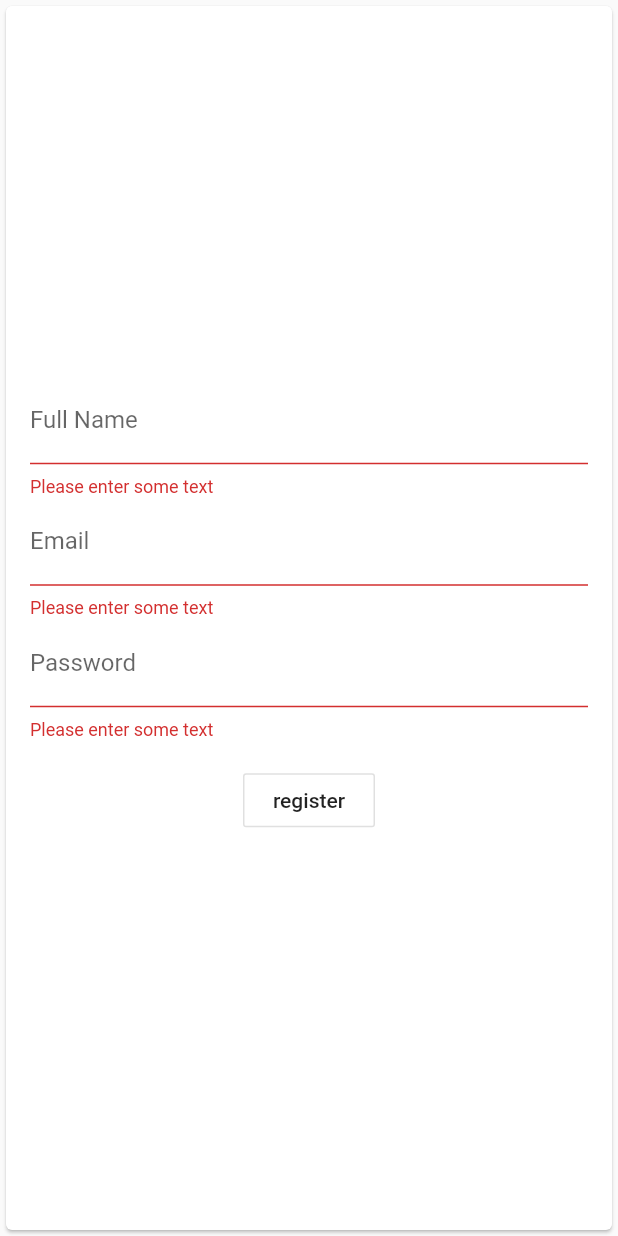
After one commit to AndreaVentura97/Design-and-Implementation-of-Mobile-Application, a Flutter app: the Register screen opened directly, after a tap on "register", on a phone screen of 412 x 824 dp. The commit adds this screen. Run offline on Flutter 3.47's test engine with Material 2 defaults, Android fonts, the phone set to English and light mode, and no system bars; our stand-ins replace firebase_auth, firebase_core, flutter_countdown_timer, google_maps_flutter, google_sign_in, location; missing offline and left inert: flutter_facebook_login, mongo_dart, sevr; accounts and stored records are empty.

Commit message:
Registration and Login with Email plus favourite stations

```diff
--- a/flutter_app/lib/src/displayMenuStation.dart
+++ b/flutter_app/lib/src/displayMenuStation.dart
@@ -2,6 +2,8 @@ import 'package:flutter/material.dart';
 import 'service.dart';
 import 'checkLogin.dart';
 import 'messages.dart';
+import 'userService.dart';
+import 'checkLogin.dart';
 
 class MenuStation extends StatefulWidget {
   var profile;
@@ -69,6 +71,12 @@ class _MenuStationState extends State<MenuStation> {
                           Messages(station: widget.name)),);
                     },
                   ),
+                  OutlineButton(
+                    child: Text("Add to my stations"),
+                    onPressed: () {
+                      addMyStations(getEmail(), widget.name);
+                    },
+                  ),
                 ]
             )
         ),
--- a/flutter_app/lib/src/login.dart
+++ b/flutter_app/lib/src/login.dart
@@ -6,6 +6,9 @@ import 'profile.dart';
 import 'package:google_sign_in/google_sign_in.dart';
 import 'checkLogin.dart';
 
+import 'register.dart';
+import 'signIn.dart';
+import 'userService.dart';
 
 
 
@@ -37,7 +40,7 @@ class _LoginState extends State<Login> {
           userProfile = profile;
           _isLoggedInF = true;
         });
-
+        insertUser(profile['email'], profile['name']);
         Navigator.push(context, MaterialPageRoute(builder:(context)=>
         Profile()));
 
@@ -60,6 +63,7 @@ class _LoginState extends State<Login> {
         _isLoggedInG = true;
       });
       setCheckG(_googleSignIn);
+      insertUser(_googleSignIn.currentUser.email, _googleSignIn.currentUser.displayName);
       Navigator.push(context, MaterialPageRoute(builder:(context)=>
     Profile()),);
 
@@ -108,6 +112,20 @@ class _LoginState extends State<Login> {
                       _loginWithGoogle();
                     },
                   ),
+                  OutlineButton(
+                    child: Text("Login with Email"),
+                    onPressed: () {
+                      Navigator.push(context, MaterialPageRoute(builder:(context)=>
+                          SignIn()),);
+                    },
+                  ),
+                  OutlineButton(
+                    child: Text("Registration with Email"),
+                    onPressed: () {
+                      Navigator.push(context, MaterialPageRoute(builder:(context)=>
+                          Register()),);
+                    },
+                  ),
                 ]
 
             )
--- a/flutter_app/lib/src/messages.dart
+++ b/flutter_app/lib/src/messages.dart
@@ -1,11 +1,5 @@
 import 'package:flutter/material.dart';
 import 'service.dart';
-
-
-
-
-
-
 
 
 class Messages extends StatefulWidget {
--- /dev/null
+++ b/flutter_app/lib/src/myStations.dart
@@ -0,0 +1,39 @@
+import 'package:flutter/material.dart';
+
+
+class MyStations extends StatelessWidget {
+  List myStations = [];
+
+  MyStations({Key key, this.myStations}) : super(key: key);
+
+  Widget build(BuildContext context) {
+    return MaterialApp(
+
+        home: Scaffold(
+            appBar: AppBar(
+              title: Text("My Stations"),
+            ),
+            body: ListView.builder(
+              //shrinkWrap: true,
+              itemCount: myStations.length,
+              itemBuilder: (BuildContext context, int index) {
+                return ListTile(
+                  contentPadding: EdgeInsets.all(10.0),
+                  title: Text(myStations[index],
+                      style: TextStyle(
+                          fontSize: 20,
+                          fontWeight: FontWeight.w500,
+                          color: Colors.black)),
+
+                );
+              },
+            )
+
+
+
+        ));
+  }
+
+
+
+}
--- a/flutter_app/lib/src/profile.dart
+++ b/flutter_app/lib/src/profile.dart
@@ -7,10 +7,13 @@ import 'package:google_sign_in/google_sign_in.dart';
 import 'checkLogin.dart';
 import 'login.dart';
 import 'checkLogin.dart';
+import 'userService.dart';
+import 'myStations.dart';
+import 'package:flutter_countdown_timer/flutter_countdown_timer.dart' as Timer;
 
 class Profile<State> extends StatefulWidget {
   var profile;
-
+  var myStations;
 
 
   @override
@@ -29,11 +32,22 @@ class _ProfileState extends State<Profile> {
         photo = myProfile["picture"]["data"]["url"];
         email = myProfile["email"];
       }
-      if (getLoggedG()){
+      else if (getLoggedG()){
         name = myProfile.displayName;
         //photo = myProfile.photoUrl;
         email = myProfile.email;
       }
+      else if (getLoggedM()){
+      name = checkMemail.displayName;
+      email = checkMemail.email;
+      }
+
+    }));
+  }
+
+  void takeMyStations (){
+    retrieveMyStations(getEmail()).then((stations)=> setState((){
+      widget.myStations = stations;
     }));
   }
 
@@ -41,6 +55,7 @@ class _ProfileState extends State<Profile> {
   void initState() {
     super.initState();
     check();
+    takeMyStations();
   }
 
 
@@ -77,7 +92,7 @@ class _ProfileState extends State<Profile> {
             children: [
               Row(
                 children: [
-                  Image.network(photo, height: 150.0, width: 150.0,),
+                  //Image.network(photo, height: 150.0, width: 150.0,),
                   Column(
                     crossAxisAlignment: CrossAxisAlignment.start,
                     children: [
@@ -129,6 +144,12 @@ class _ProfileState extends State<Profile> {
                   Navigator.push(context, MaterialPageRoute(builder:(context)=> Map()));
                 },
               ),
+              OutlineButton(
+                child: Text("See my favourite stations"),
+                onPressed: () {
+                  Navigator.push(context, MaterialPageRoute(builder:(context)=> MyStations (myStations: widget.myStations)));
+                },
+              ),
             ]
 
               // crossAxisAlignment: CrossAxisAlignment.start,
--- /dev/null
+++ b/flutter_app/lib/src/register.dart
@@ -0,0 +1,116 @@
+
+import 'package:firebase_auth/firebase_auth.dart';
+import 'package:flutter/material.dart';
+import 'profile.dart';
+import 'checkLogin.dart';
+import 'userService.dart';
+
+class Register extends StatefulWidget {
+  @override
+  _RegisterState createState() => _RegisterState();
+}
+
+class _RegisterState extends State<Register> {
+  FirebaseAuth _auth = FirebaseAuth.instance;
+  final GlobalKey<FormState> _formKey = GlobalKey<FormState>();
+  final TextEditingController _displayName = TextEditingController();
+  final TextEditingController _emailController = TextEditingController();
+  final TextEditingController _passwordController = TextEditingController();
+
+  bool _isSuccess;
+  String _userEmail;
+  @override
+  void dispose() {
+    _emailController.dispose();
+    _passwordController.dispose();
+    super.dispose();
+  }
+
+  @override
+  Widget build(BuildContext context) {
+    return Scaffold(
+      body: Center(
+        child: Form(
+            key: _formKey,
+            child: Card(
+              child: Padding(
+                padding: EdgeInsets.all(16),
+                child: Column(
+                  crossAxisAlignment: CrossAxisAlignment.center,
+                  mainAxisAlignment: MainAxisAlignment.center,
+                  children: <Widget>[
+                    TextFormField(
+                      controller: _displayName,
+                      decoration: const InputDecoration(labelText: 'Full Name'),
+                      validator: (String value) {
+                        if (value.isEmpty) {
+                          return 'Please enter some text';
+                        }
+                        return null;
+                      },
+                    ),
+                    TextFormField(
+                      controller: _emailController,
+                      decoration: const InputDecoration(labelText: 'Email'),
+                      validator: (String value) {
+                        if (value.isEmpty) {
+                          return 'Please enter some text';
+                        }
+                        return null;
+                      },
+                    ),
+                    TextFormField(
+                      controller: _passwordController,
+                      decoration: const InputDecoration(labelText: 'Password'),
+                      validator: (String value) {
+                        if (value.isEmpty) {
+                          return 'Please enter some text';
+                        }
+                        return null;
+                      },
+                      obscureText: true,
+                    ),
+                    Container(
+                      padding: const EdgeInsets.symmetric(vertical: 16.0),
+                      alignment: Alignment.center,
+                      child: OutlineButton(
+                        child: Text("register"),
+                        onPressed: () async {
+                          if (_formKey.currentState.validate()) {
+                            _registerAccount();
+                          }
+                        },
+                      ),
+                    ),
+                  ],
+                ),
+              ),
+            )),
+      ),
+    );
+  }
+
+  void _registerAccount() async {
+    final User user = (await _auth.createUserWithEmailAndPassword(
+      email: _emailController.text,
+      password: _passwordController.text,
+    ))
+        .user;
+
+    if (user != null) {
+      //if (!user.emailVerified) {
+        //await user.sendEmailVerification();
+      //}
+      await user.updateProfile(displayName: _displayName.text);
+      final user1 = _auth.currentUser;
+
+      setCheckF(user1);
+      setLoggedMail(true);
+      insertUser(user1.email,user1.displayName);
+      Navigator.of(context).pushReplacement(MaterialPageRoute(
+          builder: (context) => Profile()));
+    } else {
+      _isSuccess = false;
+    }
+  }
+}
--- /dev/null
+++ b/flutter_app/lib/src/userService.dart
@@ -0,0 +1,40 @@
+import 'db.dart' as DB;
+
+
+insertUser (email, name) async {
+  bool flag = false;
+  var listUser = await DB.getDB().collection('users').find().toList();
+  for (int i =0; i < listUser.length; i++){
+    if (listUser[i]['email']==email){
+      flag = true;
+    }
+  }
+  List <String> myStations = [];
+  if (!flag){
+    await DB.getDB().collection('users').insertOne({'email': email, 'name': name, 'myStations': myStations});
+  }
+}
+
+addMyStations (email, station) async {
+  bool flag = false;
+  var user = await DB.getDB().collection('users').findOne({'email': email});
+  var list = user['myStations'].toList();
+  if (list.length>0){
+    for (int i=0; i < list.length; i++){
+      if (list[i]==station){
+        flag = true;
+      }
+    }
+  }
+  if (!flag){
+    list.add(station);
+    await DB.getDB().collection('users').update({'email': email}, {"\$set": {"myStations":list}});
+  }
+}
+
+retrieveMyStations(email) async{
+  print(email);
+  var user = await DB.getDB().collection('users').findOne({'email': email});
+  var myStations = user['myStations'].toList();
+  return myStations;
+}
--- a/flutter_app/pubspec.yaml
+++ b/flutter_app/pubspec.yaml
@@ -33,6 +33,10 @@ dependencies:
   location: ^3.1.0
   permission: ^0.1.7
   googleapis: ^0.56.1
+  flutter_bcrypt: ^1.0.5
+  firebase_core: ^0.5.2+1
+  firebase_auth: ^0.18.3+1
+  flutter_countdown_timer: ^1.5.0
 
 
 
```
Also changed, not shown: flutter_app/lib/main.dart (+4 -3 lines), flutter_app/lib/src/checkLogin.dart (+21 -1 lines), flutter_app/lib/src/signIn.dart (added, +115 -0 lines), flutter_app/pubspec.lock, 2 other files.
